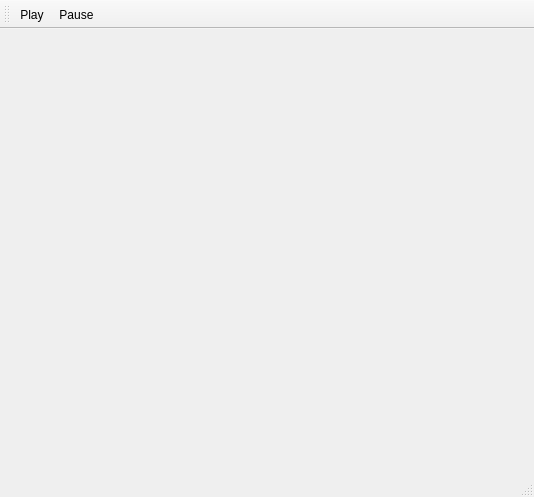
NickTheWhale/SickCameraQt, file SickGUI/SickGUI.ui: the form before one commit.
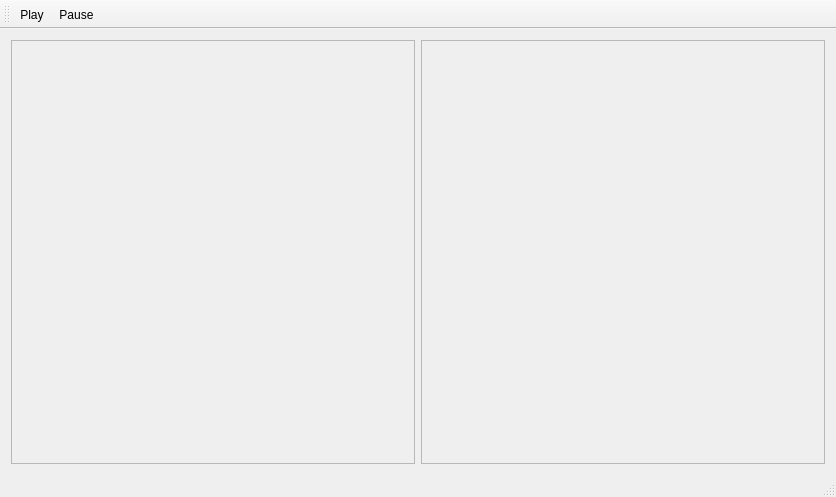
The form after the commit. Icons and pictures are not drawn. Custom widgets are drawn as their Qt base class.

What changed in the file:
```diff
--- a/SickGUI/SickGUI.ui
+++ b/SickGUI/SickGUI.ui
@@ -6,7 +6,7 @@
    <rect>
     <x>0</x>
     <y>0</y>
-    <width>530</width>
+    <width>836</width>
     <height>497</height>
    </rect>
   </property>
@@ -15,20 +15,14 @@
   </property>
   <widget class="QWidget" name="centralWidget">
    <layout class="QGridLayout" name="gridLayout">
-    <item row="0" column="0" colspan="2">
-     <widget class="QLabel" name="cameraView">
+    <item row="0" column="0">
+     <widget class="AspectRatioPixmapLabel" name="cameraView">
       <property name="sizePolicy">
-       <sizepolicy hsizetype="Minimum" vsizetype="Minimum">
+       <sizepolicy hsizetype="MinimumExpanding" vsizetype="MinimumExpanding">
         <horstretch>0</horstretch>
         <verstretch>0</verstretch>
        </sizepolicy>
       </property>
-      <property name="minimumSize">
-       <size>
-        <width>512</width>
-        <height>424</height>
-       </size>
-      </property>
       <property name="maximumSize">
        <size>
         <width>16777215</width>
@@ -38,9 +32,37 @@
       <property name="autoFillBackground">
        <bool>false</bool>
       </property>
+      <property name="frameShape">
+       <enum>QFrame::StyledPanel</enum>
+      </property>
       <property name="text">
        <string/>
       </property>
+      <property name="alignment">
+       <set>Qt::AlignCenter</set>
+      </property>
+     </widget>
+    </item>
+    <item row="0" column="1">
+     <widget class="QFrame" name="chartFrame">
+      <property name="sizePolicy">
+       <sizepolicy hsizetype="MinimumExpanding" vsizetype="MinimumExpanding">
+        <horstretch>0</horstretch>
+        <verstretch>0</verstretch>
+       </sizepolicy>
+      </property>
+      <property name="minimumSize">
+       <size>
+        <width>100</width>
+        <height>100</height>
+       </size>
+      </property>
+      <property name="frameShape">
+       <enum>QFrame::StyledPanel</enum>
+      </property>
+      <property name="frameShadow">
+       <enum>QFrame::Plain</enum>
+      </property>
      </widget>
     </item>
    </layout>
@@ -91,6 +113,13 @@
   </action>
  </widget>
  <layoutdefault spacing="6" margin="11"/>
+ <customwidgets>
+  <customwidget>
+   <class>AspectRatioPixmapLabel</class>
+   <extends>QLabel</extends>
+   <header>aspectratiopixmaplabel.h</header>
+  </customwidget>
+ </customwidgets>
  <resources>
   <include location="SickGUI.qrc"/>
  </resources>
```
